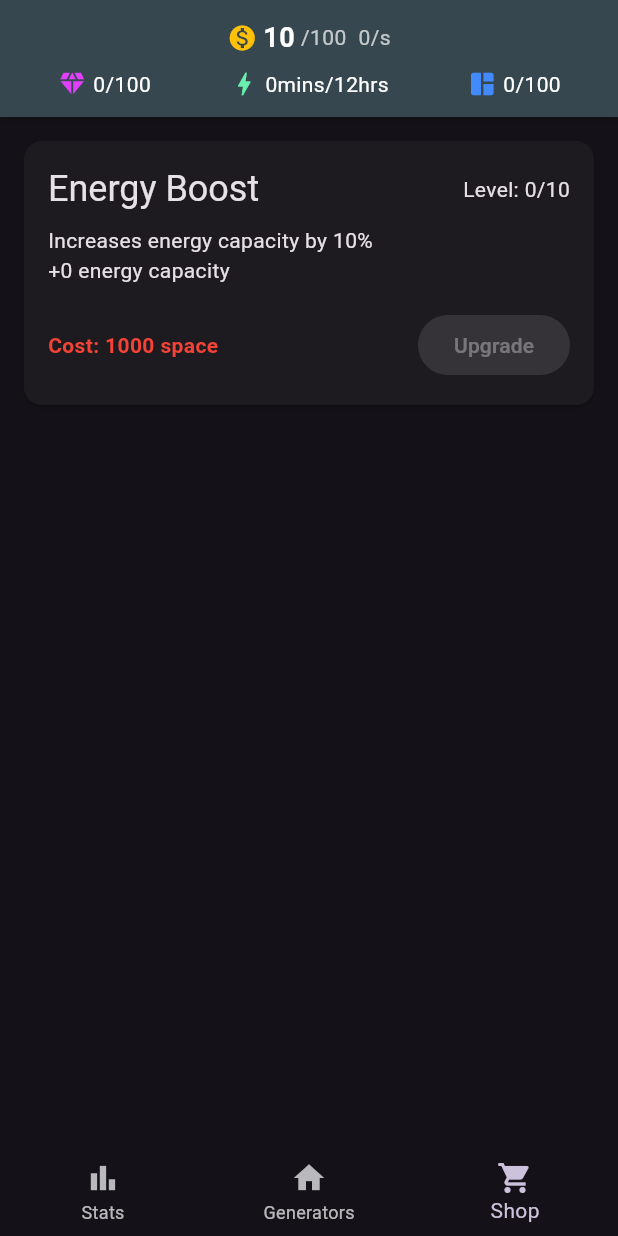
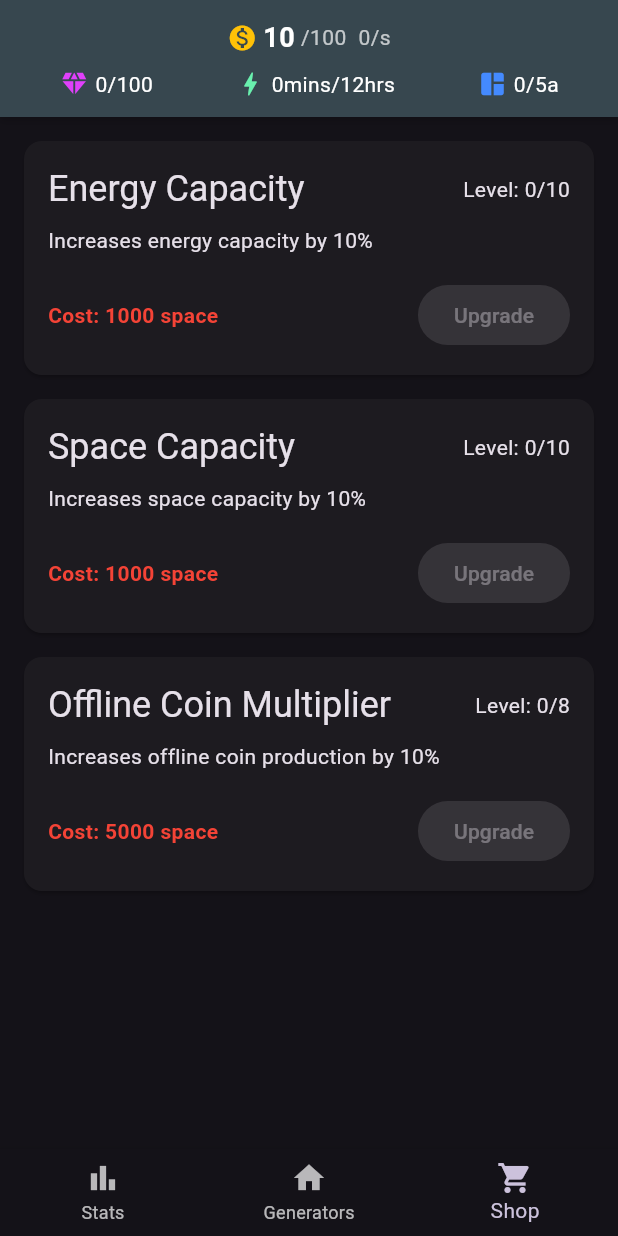
Before and after one commit to enzosv/idlefit-flutter, a Flutter app: the screen it shows after launch, item 3 of the bottom bar chosen, on a phone screen of 412 x 824 dp. Run offline on Flutter 3.47's test engine with Material 3 defaults, Android fonts, the phone set to English and light mode, and no system bars; our stand-ins replace objectbox, shared_preferences; missing offline and left inert: flame, health; generated files the repository leaves out were written again.

Commit message:
add shopitems

```diff
--- a/assets/shop_items.json
+++ b/assets/shop_items.json
@@ -1,11 +1,27 @@
 [
     {
         "id": 1,
-        "name": "Energy Boost",
+        "name": "Energy Capacity",
         "description": "Increases energy capacity by 10%",
         "baseCost": 1000,
         "effect": "energyCapacity",
         "effectValue": 0.1,
         "maxLevel": 10
+    }, {
+        "id": 2,
+        "name": "Space Capacity",
+        "description": "Increases space capacity by 10%",
+        "baseCost": 1000,
+        "effect": "spaceCapacity",
+        "effectValue": 0.1,
+        "maxLevel": 10
+    }, {
+        "id": 3,
+        "name": "Offline Coin Multiplier",
+        "description": "Increases offline coin production by 10%",
+        "baseCost": 5000,
+        "effect": "offlineCoinMultiplier",
+        "effectValue": 0.1,
+        "maxLevel": 8
     }
 ]
--- a/lib/models/currency_repo.dart
+++ b/lib/models/currency_repo.dart
@@ -30,21 +30,13 @@ class CurrencyRepo {
     final existingCurrencies = loadCurrencies();
 
     final defaultCurrencies = [
-      Currency(
-        id: CurrencyType.coin.index,
-        count: 10,
-        baseMax: 100,
-      ),
-      Currency(
-        id: CurrencyType.gem.index,
-      ),
+      Currency(id: CurrencyType.coin.index, count: 10, baseMax: 100),
+      Currency(id: CurrencyType.gem.index),
       Currency(
         id: CurrencyType.energy.index,
         baseMax: 43200000,
-      ),
-      Currency(
-        id: CurrencyType.space.index,
-      ),
+      ), // millseconds to 12hrs
+      Currency(id: CurrencyType.space.index, baseMax: 5000),
     ];
 
     for (final defaultCurrency in defaultCurrencies) {
--- a/lib/models/shop_items.dart
+++ b/lib/models/shop_items.dart
@@ -1,7 +1,14 @@
 import 'package:idlefit/models/currency.dart';
 import 'package:objectbox/objectbox.dart';
 
-enum ShopItemEffect { unknown, coinMultiplier, healthMultiplier, energyCapacity }
+enum ShopItemEffect {
+  unknown,
+  coinMultiplier,
+  healthMultiplier,
+  energyCapacity,
+  spaceCapacity,
+  offlineCoinMultiplier,
+}
 
 @Entity()
 class ShopItem {
@@ -20,7 +27,6 @@ class ShopItem {
   String description;
   @Transient()
   int maxLevel;
-
 
   ShopItem({
     required this.id,
@@ -52,18 +58,18 @@ class ShopItem {
 
   CurrencyType get costUnit {
     switch (shopItemEffect) {
-      case ShopItemEffect.energyCapacity:
-      return CurrencyType.space;
       default:
-      return CurrencyType.coin;
+        return CurrencyType.space;
     }
   }
 
-    void _ensureStableEnumValues() {
+  void _ensureStableEnumValues() {
     assert(ShopItemEffect.unknown.index == 0);
     assert(ShopItemEffect.coinMultiplier.index == 1);
     assert(ShopItemEffect.healthMultiplier.index == 2);
     assert(ShopItemEffect.energyCapacity.index == 3);
+    assert(ShopItemEffect.spaceCapacity.index == 4);
+    assert(ShopItemEffect.offlineCoinMultiplier.index == 5);
   }
 
   int get currentCost {
@@ -71,29 +77,11 @@ class ShopItem {
     return (baseCost * (1.5 * level + 1)).floor();
   }
 
-  String get effectDescription {
-    switch (shopItemEffect) {
-      case ShopItemEffect.coinMultiplier:
-        return '+${(effectValue * 100).toStringAsFixed(0)}% coin production';
-      case ShopItemEffect.healthMultiplier:
-        return '+${(effectValue * 100).toStringAsFixed(0)}% health rewards';
-      case ShopItemEffect.energyCapacity:
-        return '+${effectValue.toStringAsFixed(0)} energy capacity';
-      default:
-        return "unknown";
-    }
-  }
-
   String get currentEffectValue {
     final value = effectValue * level;
     switch (shopItemEffect) {
-      case ShopItemEffect.coinMultiplier:
-      case ShopItemEffect.healthMultiplier:
-        return '${(value * 100).toStringAsFixed(0)}%';
-      case ShopItemEffect.energyCapacity:
-        return value.toStringAsFixed(0);
       default:
-        return "unknown";
+        return '+${(value * 100).toStringAsFixed(0)}%';
     }
   }
 }
--- a/lib/screens/shop_screen.dart
+++ b/lib/screens/shop_screen.dart
@@ -45,7 +45,6 @@ class ShopScreen extends StatelessWidget {
                             ),
                             const SizedBox(height: 8),
                             Text(item.description),
-                            Text(item.effectDescription),
                             if (item.level > 0)
                               Text(
                                 'Current effect: ${item.currentEffectValue}',
@@ -63,7 +62,7 @@ class ShopScreen extends StatelessWidget {
                                     color:
                                         isMaxLevel
                                             ? Colors.grey
-                                            : gameState.gems.count >=
+                                            : gameState.space.count >=
                                                 item.currentCost
                                             ? Colors.green
                                             : Colors.red,
```
Also changed, not shown: lib/services/game_state.dart (+20 -6 lines).
